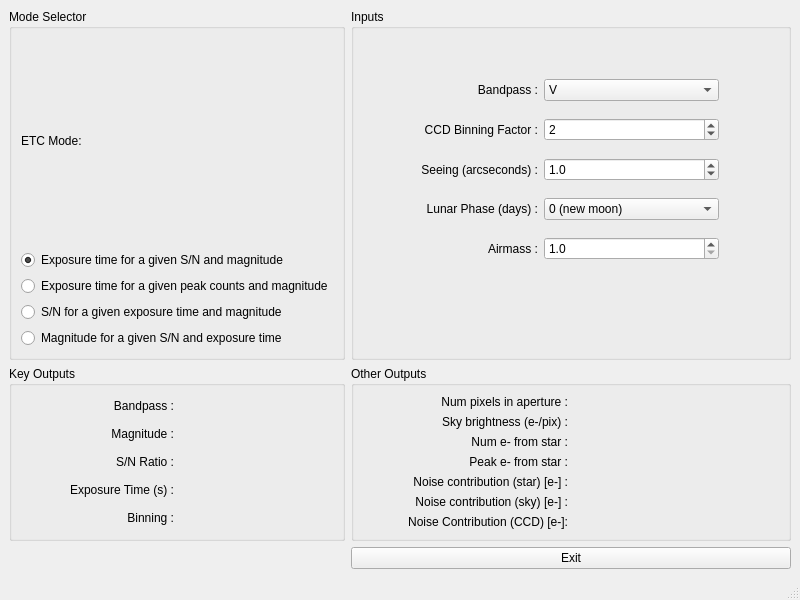
Old version of the form obstools/ETCWindow.ui in the repository LowellObservatory/LDTObserverTools.
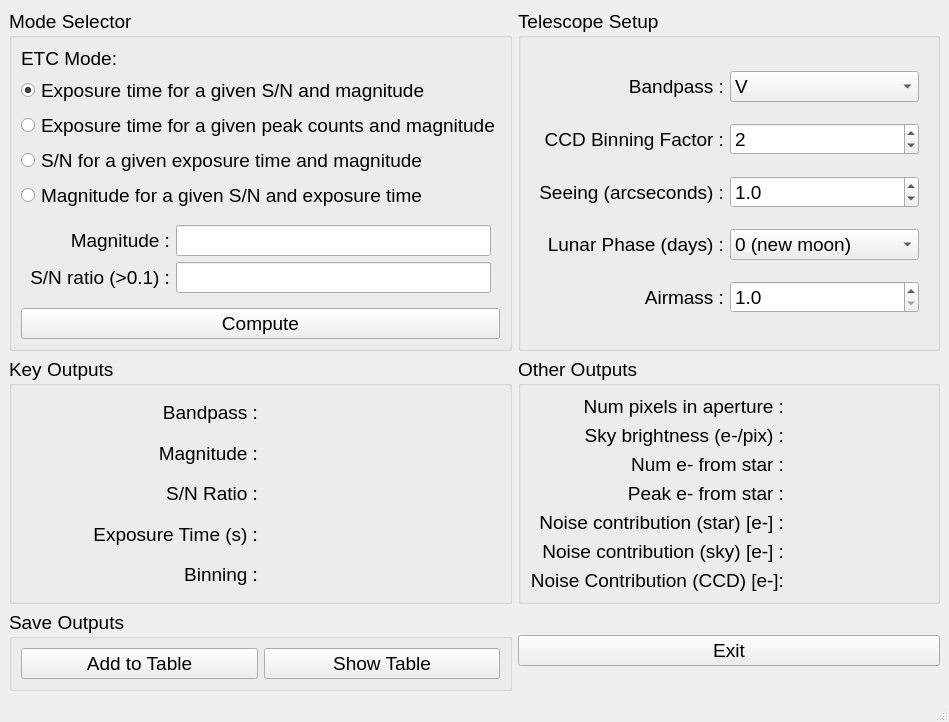
New version of the form.

Commit message:
LMI ETC GUI is populated -- now to the plumbing
The next step will be to plumb all of the GUI elements together in
order to make things work.

	modified:   obstools/ETCWindow.py
	modified:   obstools/ETCWindow.ui

Diff of the .ui file:
```diff
--- a/obstools/ETCWindow.ui
+++ b/obstools/ETCWindow.ui
@@ -18,6 +18,11 @@
    <string>LMI Exposure Time Calculator</string>
   </property>
   <widget class="QWidget" name="centralwidget">
+   <property name="font">
+    <font>
+     <pointsize>14</pointsize>
+    </font>
+   </property>
    <layout class="QGridLayout" name="gridLayout">
     <item row="0" column="0">
      <widget class="QGroupBox" name="modeSelector">
@@ -72,6 +77,131 @@
          </property>
         </widget>
        </item>
+       <item>
+        <widget class="QStackedWidget" name="stackedWidget">
+         <widget class="QWidget" name="ExpSnMag">
+          <layout class="QGridLayout" name="gridLayout_5">
+           <item row="0" column="0">
+            <widget class="QLabel" name="label">
+             <property name="text">
+              <string>Magnitude :</string>
+             </property>
+             <property name="alignment">
+              <set>Qt::AlignmentFlag::AlignRight|Qt::AlignmentFlag::AlignTrailing|Qt::AlignmentFlag::AlignVCenter</set>
+             </property>
+            </widget>
+           </item>
+           <item row="0" column="1">
+            <widget class="QLineEdit" name="input_1_Magnitude"/>
+           </item>
+           <item row="1" column="0">
+            <widget class="QLabel" name="label_2">
+             <property name="text">
+              <string>S/N ratio (&gt;0.1) :</string>
+             </property>
+             <property name="alignment">
+              <set>Qt::AlignmentFlag::AlignRight|Qt::AlignmentFlag::AlignTrailing|Qt::AlignmentFlag::AlignVCenter</set>
+             </property>
+            </widget>
+           </item>
+           <item row="1" column="1">
+            <widget class="QLineEdit" name="input_1_Snr"/>
+           </item>
+          </layout>
+         </widget>
+         <widget class="QWidget" name="ExpPeakMag">
+          <layout class="QGridLayout" name="gridLayout_6">
+           <item row="0" column="0">
+            <widget class="QLabel" name="label_3">
+             <property name="text">
+              <string>Peak Counts [e-]:</string>
+             </property>
+             <property name="alignment">
+              <set>Qt::AlignmentFlag::AlignRight|Qt::AlignmentFlag::AlignTrailing|Qt::AlignmentFlag::AlignVCenter</set>
+             </property>
+            </widget>
+           </item>
+           <item row="0" column="1">
+            <widget class="QLineEdit" name="input_2_PkCts"/>
+           </item>
+           <item row="1" column="0">
+            <widget class="QLabel" name="label_4">
+             <property name="text">
+              <string>Magnitude :</string>
+             </property>
+             <property name="alignment">
+              <set>Qt::AlignmentFlag::AlignRight|Qt::AlignmentFlag::AlignTrailing|Qt::AlignmentFlag::AlignVCenter</set>
+             </property>
+            </widget>
+           </item>
+           <item row="1" column="1">
+            <widget class="QLineEdit" name="inout_2_Magnitude"/>
+           </item>
+          </layout>
+         </widget>
+         <widget class="QWidget" name="SnrExpMag">
+          <layout class="QGridLayout" name="gridLayout_7">
+           <item row="0" column="0">
+            <widget class="QLabel" name="label_5">
+             <property name="text">
+              <string>Exposure Time (s) (&gt;0.001) :</string>
+             </property>
+             <property name="alignment">
+              <set>Qt::AlignmentFlag::AlignRight|Qt::AlignmentFlag::AlignTrailing|Qt::AlignmentFlag::AlignVCenter</set>
+             </property>
+            </widget>
+           </item>
+           <item row="0" column="1">
+            <widget class="QLineEdit" name="input_3_Exptime"/>
+           </item>
+           <item row="1" column="0">
+            <widget class="QLabel" name="label_6">
+             <property name="text">
+              <string>Magnitude :</string>
+             </property>
+             <property name="alignment">
+              <set>Qt::AlignmentFlag::AlignRight|Qt::AlignmentFlag::AlignTrailing|Qt::AlignmentFlag::AlignVCenter</set>
+             </property>
+            </widget>
+           </item>
+           <item row="1" column="1">
+            <widget class="QLineEdit" name="input_3_Magnitude"/>
+           </item>
+          </layout>
+         </widget>
+         <widget class="QWidget" name="MagSnrExp">
+          <layout class="QGridLayout" name="gridLayout_8">
+           <item row="0" column="0">
+            <widget class="QLabel" name="label_7">
+             <property name="text">
+              <string>S/N ratio (&gt;0.1) :</string>
+             </property>
+            </widget>
+           </item>
+           <item row="0" column="1">
+            <widget class="QLineEdit" name="input_4_Snr"/>
+           </item>
+           <item row="1" column="0">
+            <widget class="QLabel" name="label_8">
+             <property name="text">
+              <string>Exposure Time (s) (&gt;0.001) :</string>
+             </property>
+            </widget>
+           </item>
+           <item row="1" column="1">
+            <widget class="QLineEdit" name="input_4_Exptime"/>
+           </item>
+          </layout>
+         </widget>
+        </widget>
+       </item>
+       <item>
+        <widget class="QPushButton" name="computeButton">
+         <property name="text">
+          <string>Compute</string>
+         </property>
+        </widget>
+       </item>
       </layout>
      </widget>
     </item>
@@ -233,6 +363,23 @@
          </property>
         </widget>
        </item>
+       <item row="3" column="1">
+        <widget class="QLabel" name="outputExptime">
+         <property name="text">
+          <string/>
+         </property>
+        </widget>
+       </item>
+       <item row="4" column="0">
+        <widget class="QLabel" name="label_18">
+         <property name="text">
+          <string>Binning :</string>
+         </property>
+         <property name="alignment">
+          <set>Qt::AlignmentFlag::AlignRight|Qt::AlignmentFlag::AlignTrailing|Qt::AlignmentFlag::AlignVCenter</set>
+         </property>
+        </widget>
+       </item>
        <item row="3" column="0">
         <widget class="QLabel" name="labelExptime">
          <property name="text">
@@ -250,36 +397,6 @@
          </property>
         </widget>
        </item>
-       <item row="1" column="0">
-        <widget class="QLabel" name="labelMagnitude">
-         <property name="text">
-          <string>Magnitude :</string>
-         </property>
-         <property name="alignment">
-          <set>Qt::AlignmentFlag::AlignRight|Qt::AlignmentFlag::AlignTrailing|Qt::AlignmentFlag::AlignVCenter</set>
-         </property>
-        </widget>
-       </item>
-       <item row="2" column="0">
-        <widget class="QLabel" name="labelSNratio">
-         <property name="text">
-          <string>S/N Ratio :</string>
-         </property>
-         <property name="alignment">
-          <set>Qt::AlignmentFlag::AlignRight|Qt::AlignmentFlag::AlignTrailing|Qt::AlignmentFlag::AlignVCenter</set>
-         </property>
-        </widget>
-       </item>
-       <item row="4" column="0">
-        <widget class="QLabel" name="labelBinning">
-         <property name="text">
-          <string>Binning :</string>
-         </property>
-         <property name="alignment">
-          <set>Qt::AlignmentFlag::AlignRight|Qt::AlignmentFlag::AlignTrailing|Qt::AlignmentFlag::AlignVCenter</set>
-         </property>
-        </widget>
-       </item>
        <item row="2" column="1">
         <widget class="QLabel" name="outputSnratio">
          <property name="text">
@@ -301,44 +418,37 @@
          </property>
         </widget>
        </item>
+       <item row="1" column="0">
+        <widget class="QLabel" name="label_15">
+         <property name="text">
+          <string>Magnitude :</string>
+         </property>
+         <property name="alignment">
+          <set>Qt::AlignmentFlag::AlignRight|Qt::AlignmentFlag::AlignTrailing|Qt::AlignmentFlag::AlignVCenter</set>
+         </property>
+        </widget>
+       </item>
+       <item row="2" column="0">
+        <widget class="QLabel" name="label_16">
+         <property name="text">
+          <string>S/N Ratio :</string>
+         </property>
+         <property name="alignment">
+          <set>Qt::AlignmentFlag::AlignRight|Qt::AlignmentFlag::AlignTrailing|Qt::AlignmentFlag::AlignVCenter</set>
+         </property>
+        </widget>
+       </item>
       </layout>
      </widget>
     </item>
     <item row="0" column="1">
      <widget class="QGroupBox" name="inputBox">
       <property name="title">
-       <string>Inputs</string>
+       <string>Telescope Setup</string>
       </property>
       <layout class="QVBoxLayout" name="verticalLayout_2">
        <item>
-        <widget class="QStackedWidget" name="modeInput">
-         <property name="currentIndex">
-          <number>1</number>
-         </property>
-         <widget class="QWidget" name="page_3">
-          <property name="minimumSize">
-           <size>
-            <width>0</width>
-            <height>10</height>
-           </size>
-          </property>
-         </widget>
-         <widget class="QWidget" name="page_4">
-          <property name="minimumSize">
-           <size>
-            <width>0</width>
-            <height>10</height>
-           </size>
-          </property>
           <widget class="QWidget" name="commonInput" native="true">
-           <property name="geometry">
-            <rect>
-             <x>0</x>
-             <y>30</y>
-             <width>356</width>
-             <height>204</height>
-            </rect>
-           </property>
            <layout class="QGridLayout" name="gridLayout_4">
             <item row="0" column="2">
              <widget class="QComboBox" name="comboBox">
@@ -519,16 +629,6 @@
               </property>
              </widget>
             </item>
-            <item row="0" column="0">
-             <widget class="QLabel" name="label_5">
-              <property name="text">
-               <string>Bandpass :</string>
-              </property>
-              <property name="alignment">
-               <set>Qt::AlignmentFlag::AlignRight|Qt::AlignmentFlag::AlignTrailing|Qt::AlignmentFlag::AlignVCenter</set>
-              </property>
-             </widget>
-            </item>
             <item row="2" column="0">
              <widget class="QLabel" name="labelSeeing">
               <property name="text">
@@ -607,9 +707,43 @@
               </property>
              </widget>
             </item>
-           </layout>
-          </widget>
-         </widget>
+          <item row="0" column="0">
+           <widget class="QLabel" name="label_9">
+            <property name="text">
+             <string>Bandpass :</string>
+            </property>
+            <property name="alignment">
+             <set>Qt::AlignmentFlag::AlignRight|Qt::AlignmentFlag::AlignTrailing|Qt::AlignmentFlag::AlignVCenter</set>
+            </property>
+           </widget>
+          </item>
+         </layout>
+        </widget>
+       </item>
+      </layout>
+     </widget>
+    </item>
+    <item row="2" column="0">
+     <widget class="QGroupBox" name="tableButtons">
+      <property name="whatsThis">
+       <string>&lt;html&gt;&lt;head/&gt;&lt;body&gt;&lt;p&gt;&lt;br/&gt;&lt;/p&gt;&lt;/body&gt;&lt;/html&gt;</string>
+      </property>
+      <property name="title">
+       <string>Save Outputs</string>
+      </property>
+      <layout class="QHBoxLayout" name="horizontalLayout">
+       <item>
+        <widget class="QPushButton" name="buttonAdd2Table">
+         <property name="text">
+          <string>Add to Table</string>
+         </property>
+        </widget>
+       </item>
+       <item>
+        <widget class="QPushButton" name="buttonShowTable">
+         <property name="text">
+          <string>Show Table</string>
+         </property>
         </widget>
        </item>
       </layout>
```
Left out of the diff: 35 changed lines with no effect on the pictures. Lines whose indentation alone changed are shown as unchanged. The commit also changes 1 other file.
